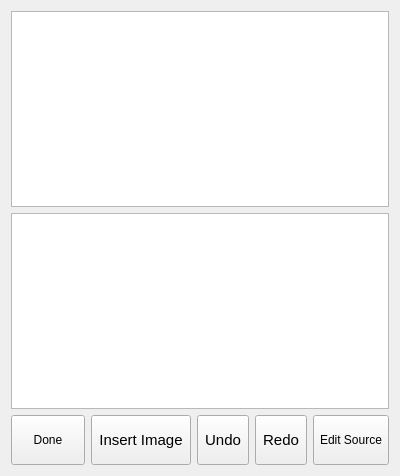
First picture: the form in src/dlgMemos.ui, repository ic005k/Knot-Legacy, before the edit.
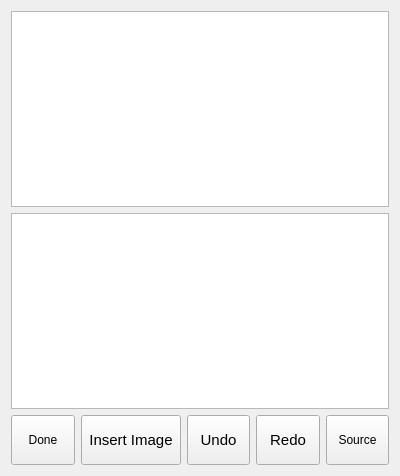
Second picture: the form after the edit. Icons and pictures are not drawn.

Commit message: Adjusted some details

Patch:
```diff
--- a/src/dlgMemos.ui
+++ b/src/dlgMemos.ui
@@ -46,6 +46,12 @@
      </item>
      <item>
       <widget class="QToolButton" name="btnPic">
+       <property name="sizePolicy">
+        <sizepolicy hsizetype="Preferred" vsizetype="Fixed">
+         <horstretch>0</horstretch>
+         <verstretch>0</verstretch>
+        </sizepolicy>
+       </property>
        <property name="minimumSize">
         <size>
          <width>50</width>
@@ -71,14 +77,14 @@
         </size>
        </property>
        <property name="toolButtonStyle">
-        <enum>Qt::ToolButtonIconOnly</enum>
+        <enum>Qt::ToolButtonTextUnderIcon</enum>
        </property>
       </widget>
      </item>
      <item>
       <widget class="QToolButton" name="btnUndo">
        <property name="sizePolicy">
-        <sizepolicy hsizetype="Fixed" vsizetype="Fixed">
+        <sizepolicy hsizetype="Preferred" vsizetype="Fixed">
          <horstretch>0</horstretch>
          <verstretch>0</verstretch>
         </sizepolicy>
@@ -108,12 +114,18 @@
         </size>
        </property>
        <property name="toolButtonStyle">
-        <enum>Qt::ToolButtonIconOnly</enum>
+        <enum>Qt::ToolButtonTextUnderIcon</enum>
        </property>
       </widget>
      </item>
      <item>
       <widget class="QToolButton" name="btnRedo">
+       <property name="sizePolicy">
+        <sizepolicy hsizetype="Preferred" vsizetype="Fixed">
+         <horstretch>0</horstretch>
+         <verstretch>0</verstretch>
+        </sizepolicy>
+       </property>
        <property name="minimumSize">
         <size>
          <width>50</width>
@@ -139,14 +151,14 @@
         </size>
        </property>
        <property name="toolButtonStyle">
-        <enum>Qt::ToolButtonIconOnly</enum>
+        <enum>Qt::ToolButtonTextUnderIcon</enum>
        </property>
       </widget>
      </item>
      <item>
       <widget class="QToolButton" name="btnEditSource">
        <property name="sizePolicy">
-        <sizepolicy hsizetype="Fixed" vsizetype="Fixed">
+        <sizepolicy hsizetype="Preferred" vsizetype="Fixed">
          <horstretch>0</horstretch>
          <verstretch>0</verstretch>
         </sizepolicy>
@@ -158,7 +170,10 @@
         </size>
        </property>
        <property name="text">
-        <string>Edit Source</string>
+        <string>Source</string>
+       </property>
+       <property name="toolButtonStyle">
+        <enum>Qt::ToolButtonIconOnly</enum>
        </property>
       </widget>
      </item>
```
The commit also changes 2 other files.
